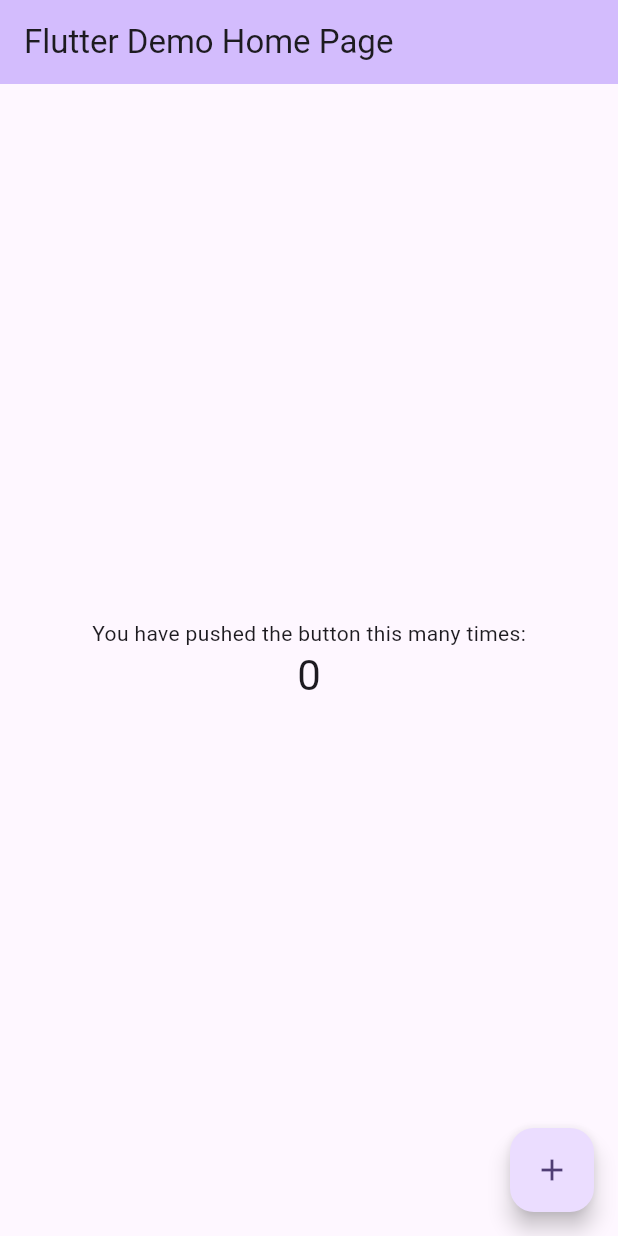
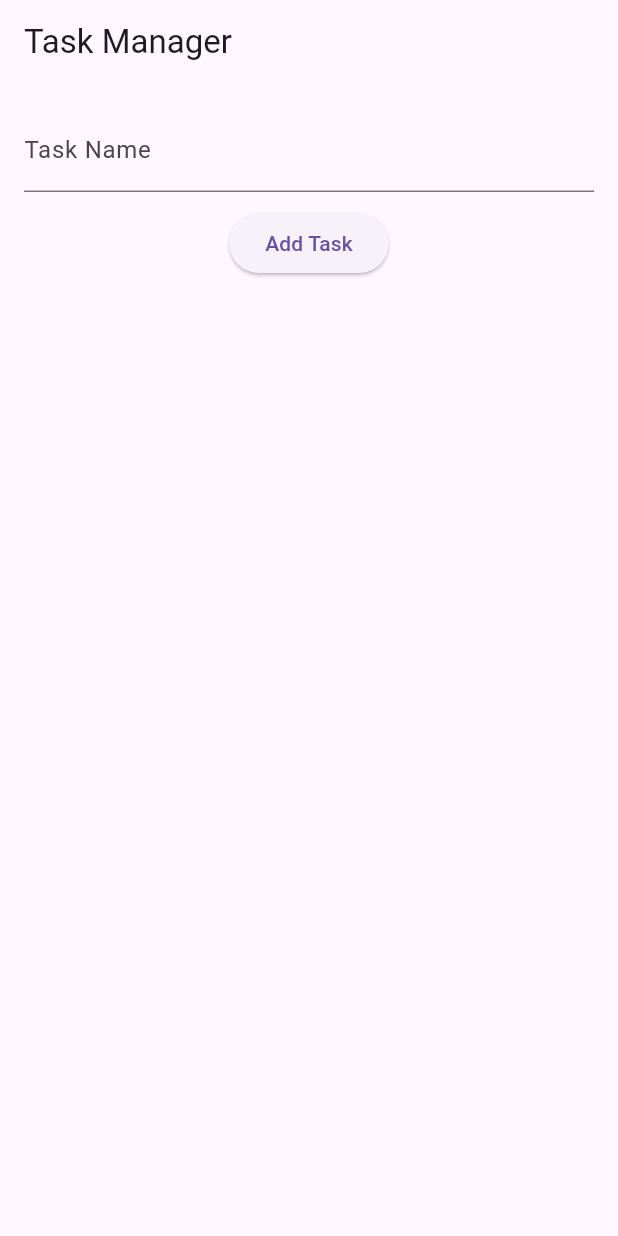
Before and after one commit to shellycodesalot1/cw_04, a Flutter app: the screen it shows after launch, on a phone screen of 412 x 824 dp. Run offline on Flutter 3.47's test engine with Material 3 defaults, Android fonts, the phone set to English and light mode, and no system bars.

Commit message:
Initial project setup and basic UI layout

```diff
--- a/lib/main.dart
+++ b/lib/main.dart
@@ -1,125 +1,42 @@
 import 'package:flutter/material.dart';
 
 void main() {
-  runApp(const MyApp());
+  runApp(TaskManagerApp());
 }
 
-class MyApp extends StatelessWidget {
-  const MyApp({super.key});
-
-  // This widget is the root of your application.
+class TaskManagerApp extends StatelessWidget {
   @override
   Widget build(BuildContext context) {
     return MaterialApp(
-      title: 'Flutter Demo',
-      theme: ThemeData(
-        // This is the theme of your application.
-        //
-        // TRY THIS: Try running your application with "flutter run". You'll see
-        // the application has a purple toolbar. Then, without quitting the app,
-        // try changing the seedColor in the colorScheme below to Colors.green
-        // and then invoke "hot reload" (save your changes or press the "hot
-        // reload" button in a Flutter-supported IDE, or press "r" if you used
-        // the command line to start the app).
-        //
-        // Notice that the counter didn't reset back to zero; the application
-        // state is not lost during the reload. To reset the state, use hot
-        // restart instead.
-        //
-        // This works for code too, not just values: Most code changes can be
-        // tested with just a hot reload.
-        colorScheme: ColorScheme.fromSeed(seedColor: Colors.deepPurple),
-        useMaterial3: true,
-      ),
-      home: const MyHomePage(title: 'Flutter Demo Home Page'),
+      home: TaskListScreen(),
     );
   }
 }
 
-class MyHomePage extends StatefulWidget {
-  const MyHomePage({super.key, required this.title});
-
-  // This widget is the home page of your application. It is stateful, meaning
-  // that it has a State object (defined below) that contains fields that affect
-  // how it looks.
-
-  // This class is the configuration for the state. It holds the values (in this
-  // case the title) provided by the parent (in this case the App widget) and
-  // used by the build method of the State. Fields in a Widget subclass are
-  // always marked "final".
-
-  final String title;
-
-  @override
-  State<MyHomePage> createState() => _MyHomePageState();
-}
-
-class _MyHomePageState extends State<MyHomePage> {
-  int _counter = 0;
-
-  void _incrementCounter() {
-    setState(() {
-      // This call to setState tells the Flutter framework that something has
-      // changed in this State, which causes it to rerun the build method below
-      // so that the display can reflect the updated values. If we changed
-      // _counter without calling setState(), then the build method would not be
-      // called again, and so nothing would appear to happen.
-      _counter++;
-    });
-  }
-
+class TaskListScreen extends StatelessWidget {
   @override
   Widget build(BuildContext context) {
-    // This method is rerun every time setState is called, for instance as done
-    // by the _incrementCounter method above.
-    //
-    // The Flutter framework has been optimized to make rerunning build methods
-    // fast, so that you can just rebuild anything that needs updating rather
-    // than having to individually change instances of widgets.
     return Scaffold(
       appBar: AppBar(
-        // TRY THIS: Try changing the color here to a specific color (to
-        // Colors.amber, perhaps?) and trigger a hot reload to see the AppBar
-        // change color while the other colors stay the same.
-        backgroundColor: Theme.of(context).colorScheme.inversePrimary,
-        // Here we take the value from the MyHomePage object that was created by
-        // the App.build method, and use it to set our appbar title.
-        title: Text(widget.title),
+        title: Text('Task Manager'),
       ),
-      body: Center(
-        // Center is a layout widget. It takes a single child and positions it
-        // in the middle of the parent.
+      body: Padding(
+        padding: const EdgeInsets.all(16.0),
         child: Column(
-          // Column is also a layout widget. It takes a list of children and
-          // arranges them vertically. By default, it sizes itself to fit its
-          // children horizontally, and tries to be as tall as its parent.
-          //
-          // Column has various properties to control how it sizes itself and
-          // how it positions its children. Here we use mainAxisAlignment to
-          // center the children vertically; the main axis here is the vertical
-          // axis because Columns are vertical (the cross axis would be
-          // horizontal).
-          //
-          // TRY THIS: Invoke "debug painting" (choose the "Toggle Debug Paint"
-          // action in the IDE, or press "p" in the console), to see the
-          // wireframe for each widget.
-          mainAxisAlignment: MainAxisAlignment.center,
-          children: <Widget>[
-            const Text(
-              'You have pushed the button this many times:',
+          children: [
+            TextField(
+              decoration: InputDecoration(labelText: 'Task Name'),
             ),
-            Text(
-              '$_counter',
-              style: Theme.of(context).textTheme.headlineMedium,
+            SizedBox(height: 10),
+            ElevatedButton(
+              onPressed: () {
+                // Functionality to be added later
+              },
+              child: Text('Add Task'),
             ),
           ],
         ),
       ),
-      floatingActionButton: FloatingActionButton(
-        onPressed: _incrementCounter,
-        tooltip: 'Increment',
-        child: const Icon(Icons.add),
-      ), // This trailing comma makes auto-formatting nicer for build methods.
     );
   }
 }
```
Also changed, not shown: 1 other file.
